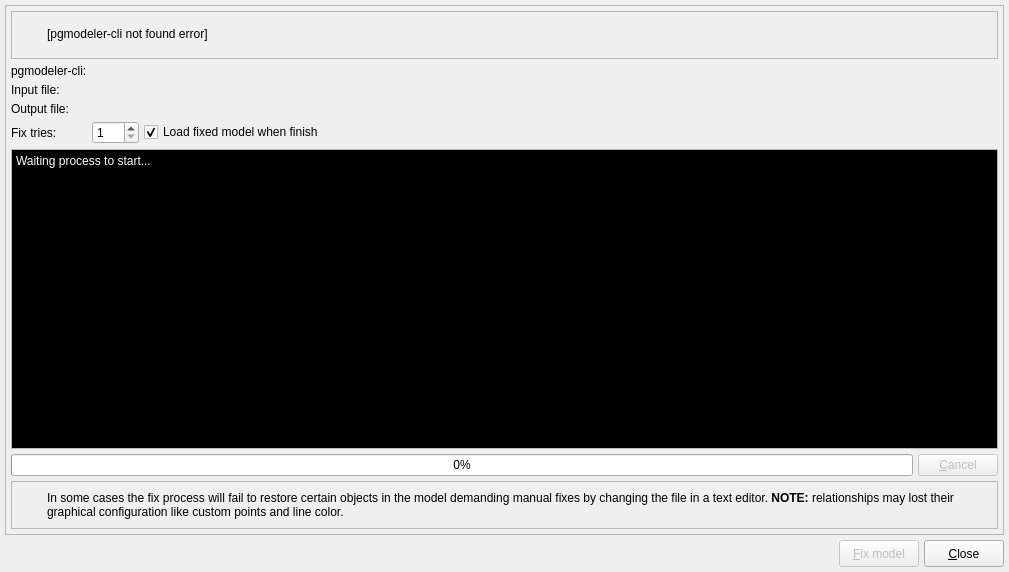
First picture: the form in libs/libgui/ui/tools/modelfixform.ui, repository pgmodeler/pgmodeler, before the edit.
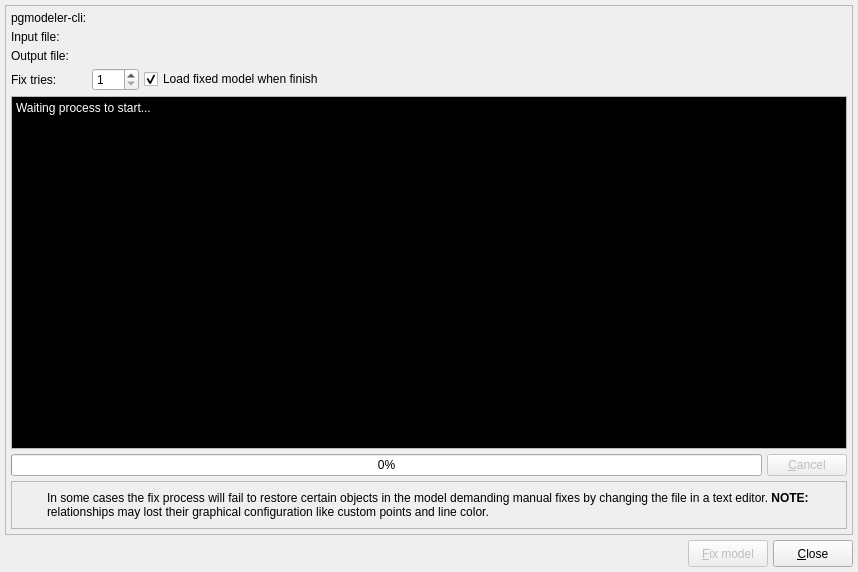
Second picture: the form after the edit. Icons and pictures are not drawn.

Commit message: Removed unused frame in modelfixform.ui

The edit to the form file:
```diff
--- a/libs/libgui/ui/tools/modelfixform.ui
+++ b/libs/libgui/ui/tools/modelfixform.ui
@@ -9,7 +9,7 @@
    <rect>
     <x>0</x>
     <y>0</y>
-    <width>1009</width>
+    <width>858</width>
     <height>572</height>
    </rect>
   </property>
@@ -87,239 +87,7 @@
       <property name="spacing">
        <number>5</number>
       </property>
-      <item row="2" column="0">
-       <widget class="QLabel" name="label_4">
-        <property name="sizePolicy">
-         <sizepolicy hsizetype="Fixed" vsizetype="Preferred">
-          <horstretch>0</horstretch>
-          <verstretch>0</verstretch>
-         </sizepolicy>
-        </property>
-        <property name="text">
-         <string>Input file:</string>
-        </property>
-       </widget>
-      </item>
-      <item row="0" column="0" colspan="3">
-       <widget class="QFrame" name="alert_frm">
-        <property name="sizePolicy">
-         <sizepolicy hsizetype="Preferred" vsizetype="Fixed">
-          <horstretch>0</horstretch>
-          <verstretch>0</verstretch>
-         </sizepolicy>
-        </property>
-        <property name="minimumSize">
-         <size>
-          <width>0</width>
-          <height>48</height>
-         </size>
-        </property>
-        <property name="frameShape">
-         <enum>QFrame::StyledPanel</enum>
-        </property>
-        <property name="frameShadow">
-         <enum>QFrame::Raised</enum>
-        </property>
-        <layout class="QGridLayout" name="gridLayout">
-         <property name="leftMargin">
-          <number>5</number>
-         </property>
-         <property name="topMargin">
-          <number>5</number>
-         </property>
-         <property name="rightMargin">
-          <number>5</number>
-         </property>
-         <property name="bottomMargin">
-          <number>5</number>
-         </property>
-         <property name="spacing">
-          <number>5</number>
-         </property>
-         <item row="0" column="0">
-          <widget class="QLabel" name="icon_lbl">
-           <property name="minimumSize">
-            <size>
-             <width>25</width>
-             <height>25</height>
-            </size>
-           </property>
-           <property name="maximumSize">
-            <size>
-             <width>25</width>
-             <height>25</height>
-            </size>
-           </property>
-           <property name="text">
-            <string/>
-           </property>
-           <property name="textFormat">
-            <enum>Qt::AutoText</enum>
-           </property>
-           <property name="pixmap">
-            <pixmap resource="../../res/resources.qrc">:/icons/icons/alert.png</pixmap>
-           </property>
-           <property name="scaledContents">
-            <bool>true</bool>
-           </property>
-          </widget>
-         </item>
-         <item row="0" column="1">
-          <widget class="QLabel" name="not_found_lbl">
-           <property name="text">
-            <string>&lt;html&gt;&lt;head/&gt;&lt;body&gt;&lt;p&gt;[pgmodeler-cli not found error]&lt;/p&gt;&lt;/body&gt;&lt;/html&gt;</string>
-           </property>
-           <property name="wordWrap">
-            <bool>true</bool>
-           </property>
-          </widget>
-         </item>
-        </layout>
-       </widget>
-      </item>
-      <item row="4" column="2">
-       <layout class="QHBoxLayout" name="horizontalLayout_2">
-        <property name="spacing">
-         <number>5</number>
-        </property>
-        <item>
-         <widget class="QSpinBox" name="fix_tries_sb">
-          <property name="minimum">
-           <number>1</number>
-          </property>
-          <property name="maximum">
-           <number>100</number>
-          </property>
-         </widget>
-        </item>
-        <item>
-         <widget class="QCheckBox" name="load_model_chk">
-          <property name="sizePolicy">
-           <sizepolicy hsizetype="Expanding" vsizetype="Fixed">
-            <horstretch>0</horstretch>
-            <verstretch>0</verstretch>
-           </sizepolicy>
-          </property>
-          <property name="text">
-           <string>Load fixed model when finish</string>
-          </property>
-          <property name="checked">
-           <bool>true</bool>
-          </property>
-         </widget>
-        </item>
-       </layout>
-      </item>
-      <item row="9" column="0" colspan="3">
-       <widget class="QFrame" name="alert2_frm">
-        <property name="sizePolicy">
-         <sizepolicy hsizetype="Preferred" vsizetype="Fixed">
-          <horstretch>0</horstretch>
-          <verstretch>0</verstretch>
-         </sizepolicy>
-        </property>
-        <property name="minimumSize">
-         <size>
-          <width>0</width>
-          <height>48</height>
-         </size>
-        </property>
-        <property name="frameShape">
-         <enum>QFrame::StyledPanel</enum>
-        </property>
-        <property name="frameShadow">
-         <enum>QFrame::Raised</enum>
-        </property>
-        <layout class="QGridLayout" name="gridLayout_5">
-         <property name="leftMargin">
-          <number>5</number>
-         </property>
-         <property name="topMargin">
-          <number>5</number>
-         </property>
-         <property name="rightMargin">
-          <number>5</number>
-         </property>
-         <property name="bottomMargin">
-          <number>5</number>
-         </property>
-         <property name="spacing">
-          <number>5</number>
-         </property>
-         <item row="1" column="1">
-          <widget class="QLabel" name="message_lbl">
-           <property name="sizePolicy">
-            <sizepolicy hsizetype="Preferred" vsizetype="Expanding">
-             <horstretch>0</horstretch>
-             <verstretch>0</verstretch>
-            </sizepolicy>
-           </property>
-           <property name="text">
-            <string>In some cases the fix process will fail to restore certain objects in the model demanding manual fixes by changing the file in a text editor. &lt;strong&gt;NOTE:&lt;/strong&gt; relationships may lost their graphical configuration like custom points and line color.</string>
-           </property>
-           <property name="wordWrap">
-            <bool>true</bool>
-           </property>
-          </widget>
-         </item>
-         <item row="1" column="0">
-          <widget class="QLabel" name="icon_lbl2">
-           <property name="minimumSize">
-            <size>
-             <width>25</width>
-             <height>25</height>
-            </size>
-           </property>
-           <property name="maximumSize">
-            <size>
-             <width>25</width>
-             <height>25</height>
-            </size>
-           </property>
-           <property name="text">
-            <string/>
-           </property>
-           <property name="textFormat">
-            <enum>Qt::AutoText</enum>
-           </property>
-           <property name="pixmap">
-            <pixmap resource="../../res/resources.qrc">:/icons/icons/alert.png</pixmap>
-           </property>
-           <property name="scaledContents">
-            <bool>true</bool>
-           </property>
-          </widget>
-         </item>
-        </layout>
-       </widget>
-      </item>
-      <item row="3" column="0">
-       <widget class="QLabel" name="label_5">
-        <property name="sizePolicy">
-         <sizepolicy hsizetype="Fixed" vsizetype="Preferred">
-          <horstretch>0</horstretch>
-          <verstretch>0</verstretch>
-         </sizepolicy>
-        </property>
-        <property name="text">
-         <string>Output file:</string>
-        </property>
-       </widget>
-      </item>
-      <item row="1" column="0" colspan="2">
-       <widget class="QLabel" name="pgmodeler_cli_lbl">
-        <property name="sizePolicy">
-         <sizepolicy hsizetype="Fixed" vsizetype="Preferred">
-          <horstretch>0</horstretch>
-          <verstretch>0</verstretch>
-         </sizepolicy>
-        </property>
-        <property name="text">
-         <string>pgmodeler-cli:</string>
-        </property>
-       </widget>
-      </item>
-      <item row="5" column="0" colspan="3">
+      <item row="4" column="0" colspan="3">
        <widget class="QTextEdit" name="output_txt">
         <property name="sizePolicy">
          <sizepolicy hsizetype="Expanding" vsizetype="Expanding">
@@ -475,14 +243,156 @@
         </property>
        </widget>
       </item>
-      <item row="4" column="0">
+      <item row="8" column="0" colspan="3">
+       <widget class="QFrame" name="alert2_frm">
+        <property name="sizePolicy">
+         <sizepolicy hsizetype="Preferred" vsizetype="Fixed">
+          <horstretch>0</horstretch>
+          <verstretch>0</verstretch>
+         </sizepolicy>
+        </property>
+        <property name="minimumSize">
+         <size>
+          <width>0</width>
+          <height>48</height>
+         </size>
+        </property>
+        <property name="frameShape">
+         <enum>QFrame::StyledPanel</enum>
+        </property>
+        <property name="frameShadow">
+         <enum>QFrame::Raised</enum>
+        </property>
+        <layout class="QGridLayout" name="gridLayout_5">
+         <property name="leftMargin">
+          <number>5</number>
+         </property>
+         <property name="topMargin">
+          <number>5</number>
+         </property>
+         <property name="rightMargin">
+          <number>5</number>
+         </property>
+         <property name="bottomMargin">
+          <number>5</number>
+         </property>
+         <property name="spacing">
+          <number>5</number>
+         </property>
+         <item row="1" column="1">
+          <widget class="QLabel" name="message_lbl">
+           <property name="sizePolicy">
+            <sizepolicy hsizetype="Preferred" vsizetype="Expanding">
+             <horstretch>0</horstretch>
+             <verstretch>0</verstretch>
+            </sizepolicy>
+           </property>
+           <property name="text">
+            <string>In some cases the fix process will fail to restore certain objects in the model demanding manual fixes by changing the file in a text editor. &lt;strong&gt;NOTE:&lt;/strong&gt; relationships may lost their graphical configuration like custom points and line color.</string>
+           </property>
+           <property name="wordWrap">
+            <bool>true</bool>
+           </property>
+          </widget>
+         </item>
+         <item row="1" column="0">
+          <widget class="QLabel" name="icon_lbl2">
+           <property name="minimumSize">
+            <size>
+             <width>25</width>
+             <height>25</height>
+            </size>
+           </property>
+           <property name="maximumSize">
+            <size>
+             <width>25</width>
+             <height>25</height>
+            </size>
+           </property>
+           <property name="text">
+            <string/>
+           </property>
+           <property name="textFormat">
+            <enum>Qt::AutoText</enum>
+           </property>
+           <property name="pixmap">
+            <pixmap resource="../../res/resources.qrc">:/icons/icons/alert.png</pixmap>
+           </property>
+           <property name="scaledContents">
+            <bool>true</bool>
+           </property>
+          </widget>
+         </item>
+        </layout>
+       </widget>
+      </item>
+      <item row="0" column="0" colspan="2">
+       <widget class="QLabel" name="pgmodeler_cli_lbl">
+        <property name="sizePolicy">
+         <sizepolicy hsizetype="Fixed" vsizetype="Preferred">
+          <horstretch>0</horstretch>
+          <verstretch>0</verstretch>
+         </sizepolicy>
+        </property>
+        <property name="text">
+         <string>pgmodeler-cli:</string>
+        </property>
+       </widget>
+      </item>
+      <item row="3" column="0">
        <widget class="QLabel" name="label_6">
         <property name="text">
          <string>Fix tries:</string>
         </property>
        </widget>
       </item>
-      <item row="6" column="0" colspan="3">
+      <item row="1" column="0">
+       <widget class="QLabel" name="label_4">
+        <property name="sizePolicy">
+         <sizepolicy hsizetype="Fixed" vsizetype="Preferred">
+          <horstretch>0</horstretch>
+          <verstretch>0</verstretch>
+         </sizepolicy>
+        </property>
+        <property name="text">
+         <string>Input file:</string>
+        </property>
+       </widget>
+      </item>
+      <item row="3" column="2">
+       <layout class="QHBoxLayout" name="horizontalLayout_2">
+        <property name="spacing">
+         <number>5</number>
+        </property>
+        <item>
+         <widget class="QSpinBox" name="fix_tries_sb">
+          <property name="minimum">
+           <number>1</number>
+          </property>
+          <property name="maximum">
+           <number>100</number>
+          </property>
+         </widget>
+        </item>
+        <item>
+         <widget class="QCheckBox" name="load_model_chk">
+          <property name="sizePolicy">
+           <sizepolicy hsizetype="Expanding" vsizetype="Fixed">
+            <horstretch>0</horstretch>
+            <verstretch>0</verstretch>
+           </sizepolicy>
+          </property>
+          <property name="text">
+           <string>Load fixed model when finish</string>
+          </property>
+          <property name="checked">
+           <bool>true</bool>
+          </property>
+         </widget>
+        </item>
+       </layout>
+      </item>
+      <item row="5" column="0" colspan="3">
        <layout class="QHBoxLayout" name="horizontalLayout_3">
         <property name="spacing">
          <number>5</number>
@@ -528,6 +438,19 @@
         </item>
        </layout>
       </item>
+      <item row="2" column="0">
+       <widget class="QLabel" name="label_5">
+        <property name="sizePolicy">
+         <sizepolicy hsizetype="Fixed" vsizetype="Preferred">
+          <horstretch>0</horstretch>
+          <verstretch>0</verstretch>
+         </sizepolicy>
+        </property>
+        <property name="text">
+         <string>Output file:</string>
+        </property>
+       </widget>
+      </item>
      </layout>
     </widget>
    </item>
```
Left out of the diff: 2 changed lines with no effect on the pictures.
